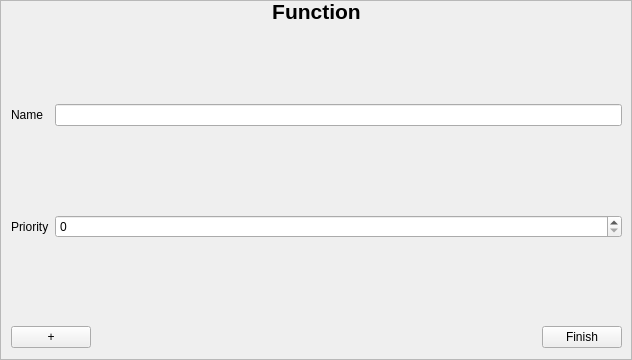
This is src/app/functioninputarea.ui in jmuelbert/jmbde-QT as Qt 5 draws it before an edit. The edited form follows.
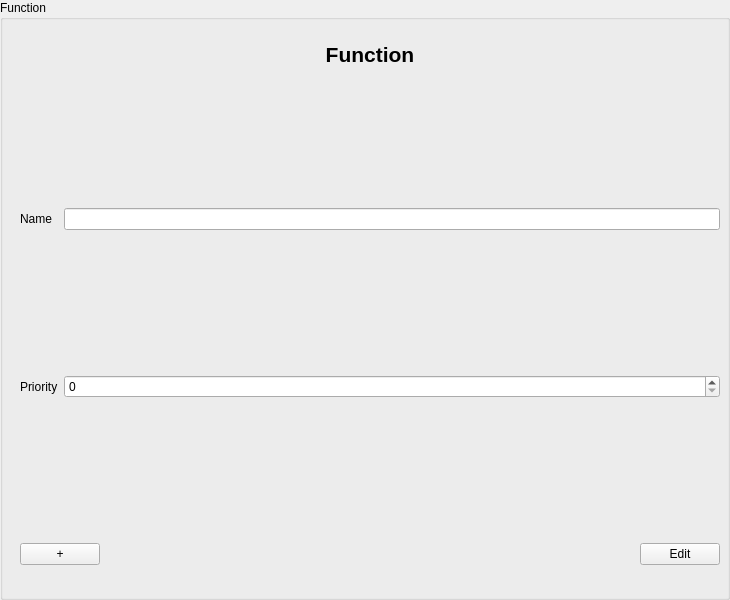
This is the edited form.

```diff
--- a/src/app/functioninputarea.ui
+++ b/src/app/functioninputarea.ui
@@ -1,37 +1,40 @@
 <?xml version="1.0" encoding="UTF-8"?>
 <ui version="4.0">
  <class>FunctionInputArea</class>
- <widget class="QScrollArea" name="FunctionInputArea">
+ <widget class="QGroupBox" name="FunctionInputArea">
   <property name="geometry">
    <rect>
     <x>0</x>
     <y>0</y>
-    <width>632</width>
-    <height>360</height>
+    <width>730</width>
+    <height>600</height>
    </rect>
   </property>
   <property name="windowTitle">
    <string>ScrollArea</string>
   </property>
-  <property name="widgetResizable">
-   <bool>true</bool>
+  <property name="accessibleName">
+   <string>FunctionInputDialog</string>
   </property>
-  <widget class="QWidget" name="scrollAreaWidgetContents">
+  <property name="title">
+   <string>Function</string>
+  </property>
+  <widget class="QWidget" name="formLayoutWidget" native="true">
    <property name="geometry">
     <rect>
-     <x>0</x>
-     <y>0</y>
-     <width>630</width>
-     <height>358</height>
+     <x>10</x>
+     <y>39</y>
+     <width>730</width>
+     <height>600</height>
     </rect>
    </property>
-   <widget class="QWidget" name="verticalLayoutWidget">
+   <widget class="QWidget" name="verticalLayoutWidget_Header">
     <property name="geometry">
      <rect>
       <x>10</x>
       <y>0</y>
-      <width>611</width>
-      <height>21</height>
+      <width>700</width>
+      <height>30</height>
      </rect>
     </property>
     <layout class="QVBoxLayout" name="verticalLayout">
@@ -54,13 +57,52 @@
      </item>
     </layout>
    </widget>
+   <widget class="QWidget" name="verticalLayoutWidget_Buttons">
+    <property name="geometry">
+     <rect>
+      <x>10</x>
+      <y>500</y>
+      <width>700</width>
+      <height>30</height>
+     </rect>
+    </property>
+    <layout class="QHBoxLayout" name="horizontalLayout">
+     <item>
+      <widget class="QPushButton" name="pushButton_Add">
+       <property name="text">
+        <string>+</string>
+       </property>
+      </widget>
+     </item>
+     <item>
+      <spacer name="horizontalSpacer">
+       <property name="orientation">
+        <enum>Qt::Horizontal</enum>
+       </property>
+       <property name="sizeHint" stdset="0">
+        <size>
+         <width>40</width>
+         <height>20</height>
+        </size>
+       </property>
+      </spacer>
+     </item>
+     <item>
+      <widget class="QPushButton" name="pushButton_EditFinish">
+       <property name="text">
+        <string>Edit</string>
+       </property>
+      </widget>
+     </item>
+    </layout>
+   </widget>
    <widget class="QWidget" name="gridLayoutWidget">
     <property name="geometry">
      <rect>
       <x>10</x>
-      <y>20</y>
-      <width>611</width>
-      <height>301</height>
+      <y>30</y>
+      <width>700</width>
+      <height>470</height>
      </rect>
     </property>
     <layout class="QGridLayout" name="gridLayout">
@@ -92,45 +134,6 @@
      </item>
     </layout>
    </widget>
-   <widget class="QWidget" name="verticalLayoutWidget_2">
-    <property name="geometry">
-     <rect>
-      <x>10</x>
-      <y>320</y>
-      <width>611</width>
-      <height>32</height>
-     </rect>
-    </property>
-    <layout class="QHBoxLayout" name="horizontalLayout">
-     <item>
-      <widget class="QPushButton" name="pushButton_Add">
-       <property name="text">
-        <string>+</string>
-       </property>
-      </widget>
-     </item>
-     <item>
-      <spacer name="horizontalSpacer">
-       <property name="orientation">
-        <enum>Qt::Horizontal</enum>
-       </property>
-       <property name="sizeHint" stdset="0">
-        <size>
-         <width>40</width>
-         <height>20</height>
-        </size>
-       </property>
-      </spacer>
-     </item>
-     <item>
-      <widget class="QPushButton" name="pushButton_EditFinish">
-       <property name="text">
-        <string>Finish</string>
-       </property>
-      </widget>
-     </item>
-    </layout>
-   </widget>
   </widget>
  </widget>
  <tabstops>
```
Left out of the diff: 2 changed lines with no effect on the pictures.
